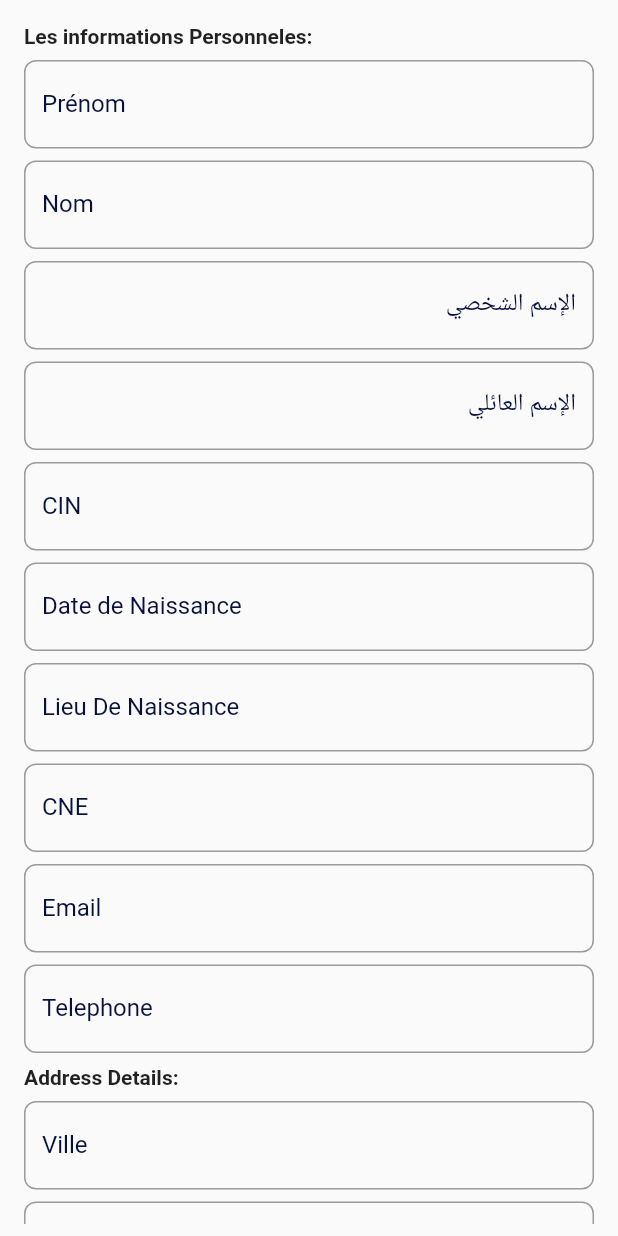
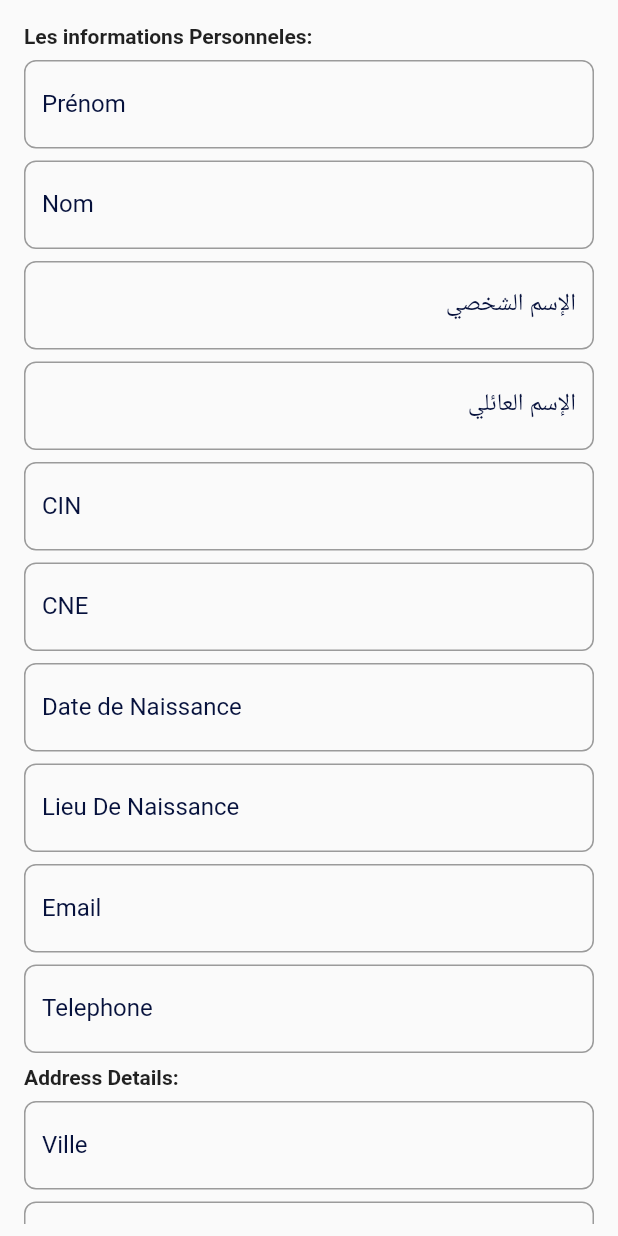
Before and after one commit to yassine-bennkhay/lp-ests, a Flutter app: the Apply screen opened directly, on a phone screen of 412 x 824 dp. Run offline on Flutter 3.47's test engine with Material 2 defaults, Android fonts, the phone set to English and light mode, and no system bars; our stand-ins replace flutter_svg, font_awesome_flutter, google_nav_bar, shared_preferences; accounts and stored records are empty; network calls fail.

Commit message:
improvement of the form

```diff
--- a/lib/constants/constants.dart
+++ b/lib/constants/constants.dart
@@ -1,7 +1,7 @@
 import 'package:flutter/material.dart';
+import 'package:lp_ests/screens/accueil.dart';
 import 'package:lp_ests/screens/profile/profile_screen.dart';
 
-import '../screens/accueil.dart';
 import '../screens/apply/apply.dart';
 import '../screens/filiers/filiers.dart';
 
@@ -32,4 +32,5 @@ const kTextLightColor = Color(0xFFACACAC);
 const kDefaultPaddin = 20.0;
 
 const kPrimaryColor = Color(0xFF06113C);
-const kInputColor = Color(0xFFF5F6F9);
+const kCardColor = Color(0xFFF5F6F9);
+const kNavBarBackgroundColor = Color(0xffDDDDDD);
--- a/lib/screens/apply/apply.dart
+++ b/lib/screens/apply/apply.dart
@@ -4,7 +4,7 @@ import 'package:intl/intl.dart' as intl;
 import 'package:http/http.dart' as http;
 import 'dart:convert';
 
-import '../../constants/constants.dart';
+import 'package:lp_ests/constants/constants.dart';
 
 class Apply extends StatefulWidget {
   const Apply({Key? key}) : super(key: key);
@@ -15,6 +15,7 @@ class Apply extends StatefulWidget {
 
 class Data {
   List<String> inputs = [
+    '',
     '',
     '',
     '',
@@ -48,7 +49,7 @@ class _ApplyState extends State<Apply> {
   var _selectedChoiceTwo;
   Future fetchAllBacs() async {
     final response =
-        await http.get(Uri.parse('http://192.168.0.121:4000/bacs'));
+        await http.get(Uri.parse('http://192.168.0.123:4000/bacs'));
     if (response.statusCode == 200) {
       var jsonData = jsonDecode(response.body);
       setState(() {
@@ -61,7 +62,7 @@ class _ApplyState extends State<Apply> {
 
   Future fetchAllDiplomes() async {
     final response =
-        await http.get(Uri.parse('http://192.168.0.121:4000/diplomes'));
+        await http.get(Uri.parse('http://192.168.0.123:4000/diplomes'));
     if (response.statusCode == 200) {
       var diplomesData = jsonDecode(response.body);
       setState(() {
@@ -74,7 +75,7 @@ class _ApplyState extends State<Apply> {
 
   Future fetchFilierById(var idDiplome) async {
     final response =
-        await http.get(Uri.parse('http://192.168.0.121:4000/filsC/$idDiplome'));
+        await http.get(Uri.parse('http://192.168.0.123:4000/filsC/$idDiplome'));
     if (response.statusCode == 200) {
       var diplomesData = jsonDecode(response.body);
       setState(() {
@@ -88,7 +89,7 @@ class _ApplyState extends State<Apply> {
 
   Future fetchFilierToApplyForById(var idFilier) async {
     final response = await http
-        .get(Uri.parse('http://192.168.0.121:4000/filspourpostuler/$idFilier'));
+        .get(Uri.parse('http://192.168.0.123:4000/filspourpostuler/$idFilier'));
     if (response.statusCode == 200) {
       var filierData = jsonDecode(response.body);
       setState(() {
@@ -178,6 +179,16 @@ class _ApplyState extends State<Apply> {
                     const SizedBox(
                       height: 8,
                     ),
+                    createTextField(
+                      'CNE',
+                      TextInputType.text,
+                      'S\'il vous plaît entrez votre CNE',
+                      6,
+                      TextDirection.ltr,
+                    ),
+                    const SizedBox(
+                      height: 8,
+                    ),
                     //here we will add date of birth
                     TextField(
                       controller:
@@ -248,16 +259,7 @@ class _ApplyState extends State<Apply> {
                       5,
                       TextDirection.ltr,
                     ),
-                    const SizedBox(
-                      height: 8,
-                    ),
-                    createTextField(
-                      'CNE',
-                      TextInputType.text,
-                      'S\'il vous plaît entrez votre CNE',
-                      6,
-                      TextDirection.ltr,
-                    ),
+
                     const SizedBox(
                       height: 8,
                     ),
@@ -497,7 +499,6 @@ class _ApplyState extends State<Apply> {
                         ),
                         TextButton(
                           style: TextButton.styleFrom(
-                            primary: kPrimaryColor,
                             padding: const EdgeInsets.all(20),
                             shape: RoundedRectangleBorder(
                                 borderRadius: BorderRadius.circular(15)),
@@ -535,11 +536,10 @@ class _ApplyState extends State<Apply> {
                         ),
                         TextButton(
                           style: TextButton.styleFrom(
-                            primary: kPrimaryColor,
                             padding: const EdgeInsets.all(20),
                             shape: RoundedRectangleBorder(
                                 borderRadius: BorderRadius.circular(15)),
-                            backgroundColor: const Color(0xFF06113C),
+                            backgroundColor: kPrimaryColor,
                           ),
                           onPressed: () {
                             if (formKey.currentState!.validate()) {
@@ -566,14 +566,23 @@ class _ApplyState extends State<Apply> {
                     Text('NomAr: ${input.inputs[3]}'),
                     Text('CIN: ${input.inputs[4]}'),
                     Text('CNE: ${input.inputs[5]}'),
-                    Text('Email: ${input.inputs[6]}'),
-                    Text('Ville: ${input.inputs[7]}'),
+                    Text('date de naissance: ${dateinput.text}'),
+                    Text('Lieu de naissance: ${input.inputs[6]}'),
+                    Text('Email: ${input.inputs[7]}'),
                     Text('Telephone: ${input.inputs[8]}'),
-                    Text('Rue: ${input.inputs[9]}'),
-                    Text('code postale: ${input.inputs[10]}'),
-                    Text('date de naissance: ${dateinput.text}'),
+                    Text('Ville: ${input.inputs[9]}'),
+                    Text('Rue: ${input.inputs[10]}'),
+                    Text('code postale: ${input.inputs[11]}'),
                     Text('bac: $_selectedBac'),
+                    Text('note du bac:${input.inputs[12]}'),
+                    Text('annee du bac:${input.inputs[13]}'),
                     Text('diplome: $_selectedDiplome'),
+                    Text('filiere: $_selectedFiliere'),
+                    Text('annee du diplome:${input.inputs[14]}'),
+                    Text('note du diplome:${input.inputs[15]}'),
+
+                    Text('Choice one: $_selectedChoiceOne'),
+                    Text('choice two: $_selectedChoiceTwo'),
                     const SizedBox(
                       height: 16,
                     ),
@@ -599,13 +608,12 @@ class _ApplyState extends State<Apply> {
           },
           keyboardType: textInputType,
           decoration: InputDecoration(
-              labelStyle: const TextStyle(color: Color(0xff06113C)),
+              labelStyle: const TextStyle(color: kPrimaryColor),
               labelText: labelText,
               border:
                   OutlineInputBorder(borderRadius: BorderRadius.circular(8.0)),
               focusedBorder: OutlineInputBorder(
-                borderSide:
-                    const BorderSide(color: Color(0xff06113C), width: 2.0),
+                borderSide: const BorderSide(color: kPrimaryColor, width: 2.0),
                 borderRadius: BorderRadius.circular(8.0),
               )),
           validator: (text) {
--- a/lib/screens/home_page.dart
+++ b/lib/screens/home_page.dart
@@ -21,7 +21,7 @@ class _MyHomePageState extends State<MyHomePage> {
       appBar: PreferredSize(
         preferredSize: const Size.fromHeight(60),
         child: AppBar(
-          backgroundColor: const Color(0xff06113C),
+          backgroundColor: kPrimaryColor,
           title: text[_index],
           centerTitle: true,
           // shape: const RoundedRectangleBorder(
@@ -56,10 +56,10 @@ class _MyHomePageState extends State<MyHomePage> {
             },
             padding: const EdgeInsets.all(12),
             tabBorderRadius: 10,
-            backgroundColor: const Color(0xffDDDDDD),
+            backgroundColor: kNavBarBackgroundColor,
             tabBackgroundColor: const Color(0xffEEEEEE),
             activeColor: const Color(0xff545454),
-            color: const Color(0xff000000),
+            color: kPrimaryColor,
             gap: 5,
             tabs: tabs),
       ),
--- a/lib/screens/profile/components/profile_menu.dart
+++ b/lib/screens/profile/components/profile_menu.dart
@@ -25,7 +25,7 @@ class ProfileMenu extends StatelessWidget {
           padding: const EdgeInsets.all(20),
           shape:
               RoundedRectangleBorder(borderRadius: BorderRadius.circular(15)),
-          backgroundColor: const Color(0xFFF5F6F9),
+          backgroundColor: kCardColor,
         ),
         onPressed: press,
         child: Row(
--- a/lib/screens/profile/components/profile_pic.dart
+++ b/lib/screens/profile/components/profile_pic.dart
@@ -1,5 +1,6 @@
 import 'package:flutter/material.dart';
 import 'package:flutter_svg/flutter_svg.dart';
+import 'package:lp_ests/constants/constants.dart';
 
 class ProfilePic extends StatelessWidget {
   const ProfilePic({
@@ -29,7 +30,7 @@ class ProfilePic extends StatelessWidget {
                 style: TextButton.styleFrom(
                   shape: RoundedRectangleBorder(
                     borderRadius: BorderRadius.circular(50),
-                    side: const BorderSide(color: Color(0xff06113C)),
+                    side: const BorderSide(color: kPrimaryColor),
                   ),
                   primary: Colors.white,
                   backgroundColor: const Color(0xFFF5F6F9),
--- a/lib/screens/sign_in/sign_in.dart
+++ b/lib/screens/sign_in/sign_in.dart
@@ -30,7 +30,7 @@ class _SignInState extends State<SignIn> {
     });
     var headers = {'Content-Type': 'application/json'};
     var request = http.Request(
-        'POST', Uri.parse('http://192.168.0.121:4000/accounts/authenticate'));
+        'POST', Uri.parse('http://192.168.0.123:4000/accounts/authenticate'));
     request.body = json.encode(
         {"email": emailController.text, "password": passwordController.text});
     request.headers.addAll(headers);
--- a/lib/screens/test.dart
+++ /dev/null
@@ -1,14 +0,0 @@
-import 'package:flutter/material.dart';
-
-class Test extends StatelessWidget {
-  const Test({Key? key}) : super(key: key);
-
-  @override
-  Widget build(BuildContext context) {
-    return const MaterialApp(
-      home: Scaffold(
-        body: Center(child: Text("Logged in Successful")),
-      ),
-    );
-  }
-}
```
Also changed, not shown: lib/components/coustom_bottom_nav_bar.dart (deleted, +0 -35 lines), lib/models/bacs.dart (+8 -8 lines), lib/models/diplomes.dart (+13 -13 lines), lib/models/filiere_candidat.dart (+9 -9 lines), lib/models/filiere_pour_postuler.dart (+12 -12 lines), lib/models/licenses.dart (+62 -51 lines), lib/screens/filiers/components/filier_home.dart (+45 -28 lines), lib/screens/profile/candidature_info/candidat_data.dart (added, +43 -0 lines), lib/screens/profile/components/body.dart (+7 -1 lines), lib/screens/sign_up/sign_up.dart (+2 -10 lines).
